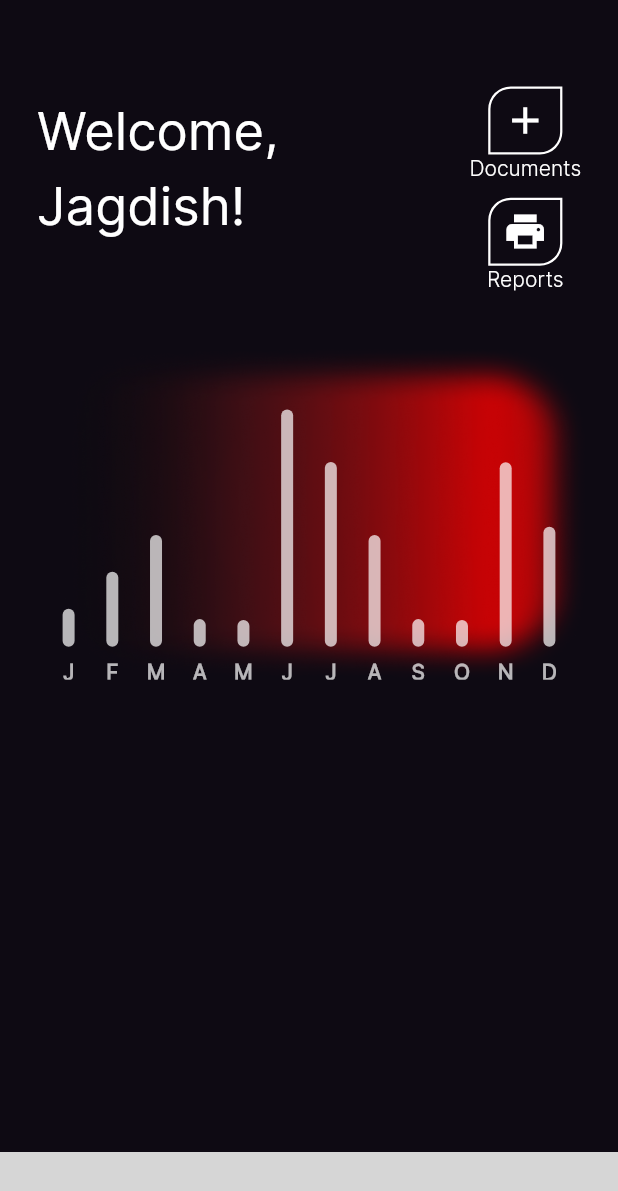
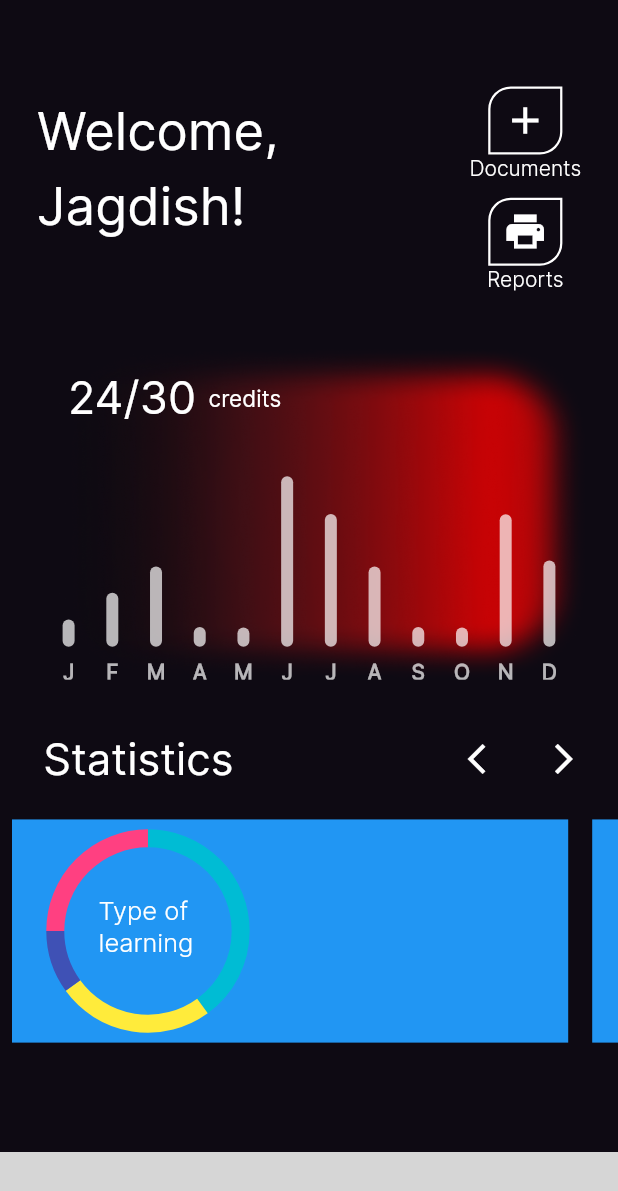
Before and after one commit to deewhy26/cpd_app, a Flutter app: the screen it shows after launch, on a phone screen of 412 x 824 dp. Shown: the top 1191 px of the screen. Run offline on Flutter 3.47's test engine with Material 2 defaults, Android fonts, the phone set to English and light mode, and no system bars; drawn by our look-alikes of fl_chart; our stand-ins replace get; missing offline and left inert: floating_navigation_bar, flutter_randomcolor; grey boxes are pictures that could not be loaded.

Commit message:
made the donut chart scrollable

```diff
--- a/lib/views/screens/dashboard.dart
+++ b/lib/views/screens/dashboard.dart
@@ -4,15 +4,32 @@ import 'package:flutter/material.dart';
 
 import '../../constansts.dart';
 import '../widgets/doc_report.dart';
+import '../widgets/donut_chart.dart';
 
 class Dashboard extends StatefulWidget {
   const Dashboard({Key? key}) : super(key: key);
+
 
   @override
   State<Dashboard> createState() => _DashboardState();
 }
 
 class _DashboardState extends State<Dashboard> {
+  final ScrollController _scrollController = ScrollController();
+
+  @override
+  void dispose() {
+    _scrollController.dispose();
+    super.dispose();
+  }
+
+  void _moveToLeft() {
+    _scrollController.jumpTo(0); // Scroll to the beginning
+  }
+
+  void _moveToRight() {
+    _scrollController.jumpTo(_scrollController.position.maxScrollExtent); // Scroll to the end
+  }
   @override
   Widget build(BuildContext context) {
     final height = MediaQuery.of(context).size.height;
@@ -34,7 +51,8 @@ class _DashboardState extends State<Dashboard> {
         ];
     return Scaffold(
       backgroundColor: Constants.bgColour,
-      body:Column(
+      body:SingleChildScrollView(
+        child: Column(
           children: [
             SizedBox(height: height*.03,),
             Container(
@@ -89,8 +107,81 @@ class _DashboardState extends State<Dashboard> {
                 ],
               ),
             ),
-          BarGraph(yearlySummary: yearlySummary,credits: 24,)
+            BarGraph(yearlySummary: yearlySummary,credits: 24,),
+            SizedBox(height: height*.035,),
+            Row(
+              children: [
+                SizedBox(width: width*.07,),
+                Text("Statistics",style: TextStyle(color: Colors.white,fontSize: 29,fontWeight: FontWeight.w400),),
+                SizedBox(width: width*.35,),
+                IconButton(
+                    onPressed: _moveToLeft,
+                    icon: Icon(Icons.arrow_back_ios,color: Colors.white,)),
+                SizedBox(width: width*.01,),
+                IconButton(
+                    onPressed: _moveToRight,
+                    icon: Icon(Icons.arrow_forward_ios,color: Colors.white,))
               ],
+            ),
+            SizedBox(height: height*.01,),
+            SizedBox(
+              height: height*.2,
+              width: width,
+              child: ListView.builder(
+                scrollDirection: Axis.horizontal,
+                controller: _scrollController,
+                itemCount: 2,
+                itemBuilder: (context, index) {
+                  return Container(
+                    width: width*.9,
+                    height:height*.2 ,
+                    margin: EdgeInsets.all(8),
+                    color: Colors.blue,
+                    child: Center(
+                      child: Row(
+                        children: [
+                          Padding(
+                            padding: EdgeInsets.symmetric(horizontal: width*.07),
+                            child: Stack(
+                                children: [
+                                  DonutChart(
+                                    radius: width*.15,
+                                    strokeWidth: 12,
+                                    sections: [
+                                      ChartSection(color: Colors.cyan, value: 40),
+                                      ChartSection(color: Colors.yellow, value: 25),
+                                      ChartSection(color: Colors.indigo, value: 10),
+                                      ChartSection(color: Colors.pinkAccent, value: 25),
+                                    ],
+                                  ),
+                                  Positioned(
+                                      top: height*.047,
+                                      left: width*.07,
+                                      width: width*.175,
+                                      child: Text(
+                                        "Type of learning",
+                                        style: TextStyle(
+                                            color: Colors.white,
+                                            fontSize: 17,
+                                            fontWeight: FontWeight.w200
+                                        ),))
+                                ]
+                            ),
+                          ),
+                        ],
+                      ),
+                    ),
+                  );
+                },
+              ),
+            ),
+
+            // ListView(
+            //   scrollDirection: Axis.horizontal,
+            //
+            // )
+          ],
+        ),
       ) ,
     );
   }
--- a/lib/views/widgets/bar_graph.dart
+++ b/lib/views/widgets/bar_graph.dart
@@ -37,7 +37,7 @@ class BarGraph extends StatelessWidget {
       decoration: BoxDecoration(
           borderRadius: BorderRadius.circular(50),
           image: DecorationImage(
-              image: AssetImage("assets/images/red_gradient_bg.png",),
+              image: AssetImage(credits<30?"assets/images/red_gradient_bg.png":"assets/images/green_gradient_bg.png",),
               fit: BoxFit.fill
           )
       ),
@@ -49,8 +49,8 @@ class BarGraph extends StatelessWidget {
             left: 0,
             right: 0,
             child: Container(
-              height: height*.24,
-              width: width*.85,
+              height: height*.18,
+              width: width*.7,
               child: BarChart(
                   BarChartData(
               maxY:100,
@@ -86,6 +86,17 @@ class BarGraph extends StatelessWidget {
                 ),
             ),
           ),
+          Positioned(
+            top: height*.02,
+              left: width*.06,
+              child: Row(
+                children: [
+                  Text("${credits}/30",style: TextStyle(color: Colors.white,fontSize: 30,fontWeight: FontWeight.w500),),
+                  SizedBox(width: width*.02,),
+                  Text("credits",style: TextStyle(color: Colors.white,fontSize: 15,fontWeight: FontWeight.w400),)
+                ],
+              )
+          )
       ]
       ),
     );
--- /dev/null
+++ b/lib/views/widgets/donut_chart.dart
@@ -0,0 +1,80 @@
+
+import 'dart:math';
+
+import 'package:flutter/material.dart';
+
+class ChartSection {
+  final Color color;
+  final double value;
+
+  ChartSection({required this.color, required this.value});
+}
+
+class DonutChart extends StatelessWidget {
+  final double radius;
+  final double strokeWidth;
+  final List<ChartSection> sections;
+
+  const DonutChart({
+    Key? key,
+    required this.radius,
+    required this.strokeWidth,
+    required this.sections,
+  }) : super(key: key);
+
+  @override
+  Widget build(BuildContext context) {
+    return CustomPaint(
+      size: Size(radius * 2, radius * 2),
+      painter: _DonutChartPainter(
+        radius: radius,
+        strokeWidth: strokeWidth,
+        sections: sections,
+      ),
+    );
+  }
+}
+
+class _DonutChartPainter extends CustomPainter {
+  final double radius;
+  final double strokeWidth;
+  final List<ChartSection> sections;
+
+  _DonutChartPainter({
+    required this.radius,
+    required this.strokeWidth,
+    required this.sections,
+  });
+
+  @override
+  void paint(Canvas canvas, Size size) {
+    double totalValue = 0;
+    sections.forEach((section) {
+      totalValue += section.value;
+    });
+
+    double startAngle = -pi / 2;
+    double endAngle = 0;
+    for (var i = 0; i < sections.length; i++) {
+      final section = sections[i];
+      final sweepAngle = (section.value / totalValue) * 2 * pi;
+      endAngle = startAngle + sweepAngle;
+
+      final rect = Rect.fromCircle(
+        center: Offset(size.width / 2, size.height / 2),
+        radius: radius,
+      );
+
+      final paint = Paint()
+        ..style = PaintingStyle.stroke
+        ..strokeWidth = strokeWidth
+        ..color = section.color;
+
+      canvas.drawArc(rect, startAngle, sweepAngle, false, paint);
+      startAngle = endAngle;
+    }
+  }
+
+  @override
+  bool shouldRepaint(_DonutChartPainter oldDelegate) => false;
+}
```
Also changed, not shown: lib/models/documentation.dart (+32 -0 lines). Lines whose indentation alone changed are shown as unchanged.
